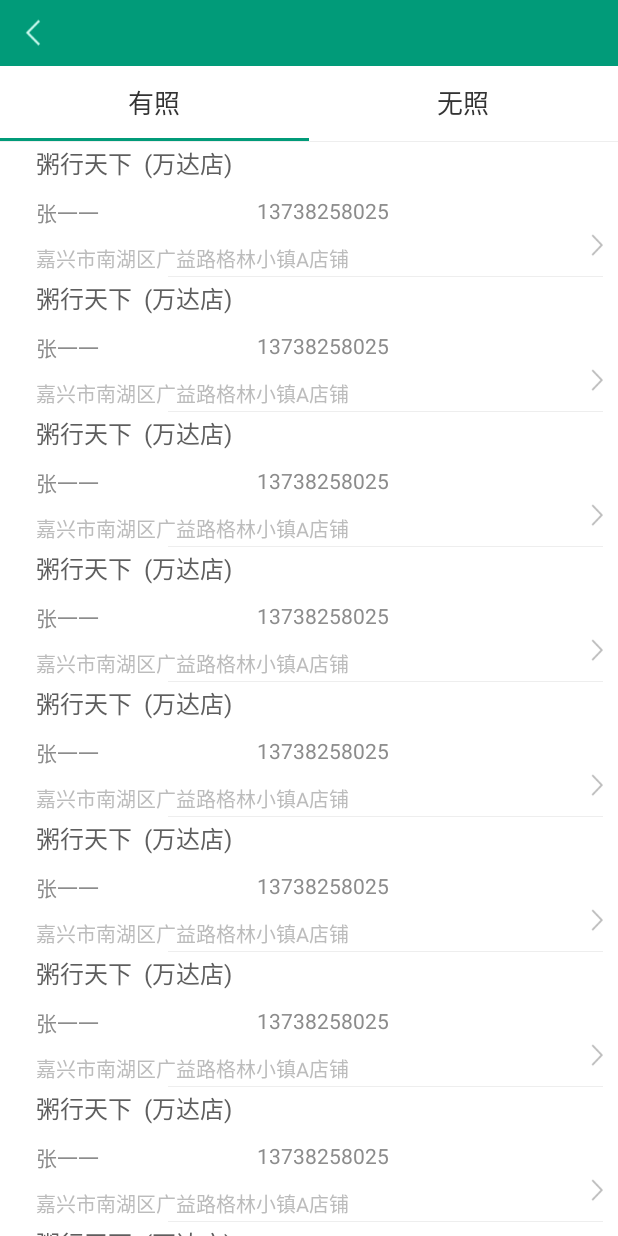
After one commit to jiaxingyigu/JGJ-Android, an Android app: the fragment CompanyNoTitleFragment placed in its activity, on a phone screen of 412 x 824 dp. The commit adds this screen. Run offline under Robolectric (Android 15) with nearby library versions, the phone set to English and light mode, and no system bars; our stand-ins replace ButterKnife.

Commit message:
企业信息列表

```diff
--- a/JGJ-Android/app/build.gradle
+++ b/JGJ-Android/app/build.gradle
@@ -22,7 +22,8 @@ android {
 dependencies {
     compile fileTree(dir: 'libs', include: ['*.jar'])
     testCompile 'junit:junit:4.12'
+    compile project(path: ':commom')
     compile 'com.android.support:appcompat-v7:23.4.0'
     compile 'com.android.support:recyclerview-v7:23.4.0'
-    compile project(path: ':commom')
+    compile 'com.android.support:support-v4:23.4.0'
 }
--- a/JGJ-Android/app/src/main/java/com/yigu/jgj/activity/MainActivity.java
+++ b/JGJ-Android/app/src/main/java/com/yigu/jgj/activity/MainActivity.java
@@ -75,7 +75,7 @@ public class MainActivity extends BaseActivity {
 
                         break;
                     case 2:
-                        ControllerUtil.go2CompanyMessage();
+                        ControllerUtil.go2CompanyList();
                         break;
                     case 3:
 
--- /dev/null
+++ b/JGJ-Android/app/src/main/java/com/yigu/jgj/activity/company/CompanyListActivity.java
@@ -0,0 +1,89 @@
+package com.yigu.jgj.activity.company;
+
+
+import android.os.Bundle;
+import android.support.v4.app.Fragment;
+import android.support.v4.app.FragmentActivity;
+import android.support.v4.app.FragmentManager;
+import android.support.v4.app.FragmentTransaction;
+import android.view.View;
+import android.widget.FrameLayout;
+import android.widget.ImageView;
+import android.widget.LinearLayout;
+import android.widget.TextView;
+
+import com.yigu.jgj.R;
+import com.yigu.jgj.fragment.CompanyFragment;
+import com.yigu.jgj.fragment.CompanyNoTitleFragment;
+
+import butterknife.Bind;
+import butterknife.ButterKnife;
+import butterknife.OnClick;
+
+public class CompanyListActivity extends FragmentActivity implements View.OnClickListener {
+
+    @Bind(R.id.back)
+    ImageView back;
+    @Bind(R.id.tv_center)
+    TextView tvCenter;
+    @Bind(R.id.tv_right)
+    TextView tvRight;
+    @Bind(R.id.iv_right)
+    ImageView ivRight;
+    @Bind(R.id.framelayout)
+    FrameLayout framelayout;
+    @Bind(R.id.title)
+    LinearLayout title;
+    @Bind(R.id.no_title)
+    LinearLayout noTitle;
+    private FragmentManager fragmentManager;
+    public FragmentTransaction transaction;
+    private CompanyFragment companyFragment;
+    private CompanyNoTitleFragment companyNotitleFragment;
+    public Fragment fragment;
+
+    @Override
+    protected void onCreate(Bundle savedInstanceState) {
+        super.onCreate(savedInstanceState);
+        setContentView(R.layout.acitivity_company_list);
+        ButterKnife.bind(this);
+        inti();
+    }
+
+    private void inti() {
+        companyFragment = new CompanyFragment();
+        fragment = companyFragment;
+        fragmentManager = getSupportFragmentManager();
+        transaction = fragmentManager.beginTransaction();
+        transaction.replace(R.id.framelayout, companyFragment);
+        transaction.commit();
+
+
+    }
+
+
+    @OnClick({R.id.back, R.id.title, R.id.no_title})
+    public void onClick(View view) {
+        transaction = fragmentManager.beginTransaction();
+        switch (view.getId()) {
+            case R.id.back:
+                finish();
+                break;
+            case R.id.title:
+                if (companyFragment == null) {
+                    companyFragment = new CompanyFragment();
+                }
+                transaction.replace(R.id.framelayout, companyFragment);
+                transaction.commitAllowingStateLoss();
+                break;
+            case R.id.no_title:
+                if (companyNotitleFragment == null) {
+                    companyNotitleFragment = new CompanyNoTitleFragment();
+                }
+
+                transaction.replace(R.id.framelayout, companyNotitleFragment);
+                transaction.commit();
+                break;
+        }
+    }
+}
--- /dev/null
+++ b/JGJ-Android/app/src/main/java/com/yigu/jgj/adapter/company/CompanyAdapter.java
@@ -0,0 +1,64 @@
+package com.yigu.jgj.adapter.company;
+
+import android.content.Context;
+import android.support.v7.widget.RecyclerView;
+import android.view.LayoutInflater;
+import android.view.View;
+import android.view.ViewGroup;
+import android.widget.RelativeLayout;
+
+import com.yigu.jgj.R;
+import com.yigu.jgj.jgjinterface.RecyOnItemClickListener;
+
+import butterknife.Bind;
+import butterknife.ButterKnife;
+
+/**
+ * Created by brain on 2016/6/22.
+ */
+public class CompanyAdapter extends RecyclerView.Adapter<CompanyAdapter.ViewHolder>{
+    private LayoutInflater inflater;
+
+    private RecyOnItemClickListener onItemClickListener;
+
+    public void setOnItemClickListener(RecyOnItemClickListener onItemClickListener){
+        this.onItemClickListener = onItemClickListener;
+    }
+
+    public CompanyAdapter(Context context) {
+        inflater = LayoutInflater.from(context);
+    }
+
+    @Override
+    public int getItemCount() {
+        return 10;
+    }
+
+    @Override
+    public CompanyAdapter.ViewHolder onCreateViewHolder(ViewGroup parent, int viewType) {
+        return new ViewHolder(inflater.inflate(R.layout.item_company,parent,false));
+    }
+
+    @Override
+    public void onBindViewHolder(CompanyAdapter.ViewHolder holder, int position) {
+        holder.item_daily.setTag(position);
+        holder.item_daily.setOnClickListener(new View.OnClickListener() {
+            @Override
+            public void onClick(View view) {
+                if(null!=onItemClickListener)
+                    onItemClickListener.onItemClick(view,(Integer)view.getTag());
+            }
+        });
+    }
+
+    class ViewHolder extends RecyclerView.ViewHolder{
+        @Bind(R.id.item_daily)
+        RelativeLayout  item_daily;
+        public ViewHolder(View itemView) {
+            super(itemView);
+            ButterKnife.bind(this,itemView);
+        }
+    }
+
+
+}
--- /dev/null
+++ b/JGJ-Android/app/src/main/java/com/yigu/jgj/adapter/company/CompanyNoTitleAdapter.java
@@ -0,0 +1,69 @@
+package com.yigu.jgj.adapter.company;
+
+import android.content.Context;
+import android.support.v7.widget.RecyclerView;
+import android.view.LayoutInflater;
+import android.view.View;
+import android.view.ViewGroup;
+import android.widget.ImageView;
+import android.widget.RelativeLayout;
+
+import com.yigu.jgj.R;
+import com.yigu.jgj.jgjinterface.RecyOnItemClickListener;
+
+import butterknife.Bind;
+import butterknife.ButterKnife;
+
+/**
+ * Created by brain on 2016/6/22.
+ */
+public class CompanyNoTitleAdapter extends RecyclerView.Adapter<CompanyNoTitleAdapter.ViewHolder> {
+
+    private LayoutInflater inflater;
+
+    private RecyOnItemClickListener onItemClickListener;
+
+    public void setOnItemClickListener(RecyOnItemClickListener onItemClickListener) {
+        this.onItemClickListener = onItemClickListener;
+    }
+
+    public CompanyNoTitleAdapter(Context context) {
+        inflater = LayoutInflater.from(context);
+    }
+
+    @Override
+    public int getItemCount() {
+        return 10;
+    }
+
+    @Override
+    public ViewHolder onCreateViewHolder(ViewGroup parent, int viewType) {
+        return new ViewHolder(inflater.inflate(R.layout.item_company, parent, false));
+    }
+
+    @Override
+    public void onBindViewHolder(ViewHolder holder, int position) {
+        holder.item_daily.setTag(position);
+        holder.item_daily.setOnClickListener(new View.OnClickListener() {
+            @Override
+            public void onClick(View view) {
+                if (null != onItemClickListener)
+                    onItemClickListener.onItemClick(view, (Integer) view.getTag());
+            }
+        });
+    }
+
+    class ViewHolder extends RecyclerView.ViewHolder {
+        @Bind(R.id.item_daily)
+        RelativeLayout item_daily;
+        @Bind(R.id.image)
+        ImageView image;
+        public ViewHolder(View itemView) {
+            super(itemView);
+            ButterKnife.bind(this, itemView);
+            image.setVisibility(View.GONE);
+        }
+    }
+
+
+}
--- /dev/null
+++ b/JGJ-Android/app/src/main/java/com/yigu/jgj/fragment/CompanyFragment.java
@@ -0,0 +1,78 @@
+package com.yigu.jgj.fragment;
+
+
+import android.os.Bundle;
+import android.support.v4.app.Fragment;
+import android.support.v7.widget.LinearLayoutManager;
+import android.support.v7.widget.OrientationHelper;
+import android.support.v7.widget.RecyclerView;
+import android.view.LayoutInflater;
+import android.view.View;
+import android.view.ViewGroup;
+
+import com.yigu.jgj.R;
+import com.yigu.jgj.adapter.company.CompanyAdapter;
+import com.yigu.jgj.jgjinterface.RecyOnItemClickListener;
+import com.yigu.jgj.util.ControllerUtil;
+import com.yigu.jgj.widget.BestSwipeRefreshLayout;
+
+import butterknife.Bind;
+import butterknife.ButterKnife;
+
+/**
+ * A simple {@link Fragment} subclass.
+ */
+public class CompanyFragment extends Fragment {
+
+
+    @Bind(R.id.recyclerView)
+    RecyclerView recyclerView;
+    @Bind(R.id.swipeLayout)
+    BestSwipeRefreshLayout swipeLayout;
+
+    CompanyAdapter mAdapter;
+
+    public CompanyFragment() {
+        // Required empty public constructor
+    }
+
+
+    @Override
+    public View onCreateView(LayoutInflater inflater, ViewGroup container,
+                             Bundle savedInstanceState) {
+        View view = inflater.inflate(R.layout.fragment_company_list, null);
+        ButterKnife.bind(this, view);
+        inti();
+        return view;
+    }
+
+    private void inti() {
+        LinearLayoutManager manager = new LinearLayoutManager(getActivity());
+        manager.setOrientation(OrientationHelper.VERTICAL);
+        recyclerView.setLayoutManager(manager);
+        mAdapter = new CompanyAdapter(getActivity());
+        recyclerView.setAdapter(mAdapter);
+        initListener();
+    }
+
+    private void initListener() {
+        mAdapter.setOnItemClickListener(new RecyOnItemClickListener() {
+            @Override
+            public void onItemClick(View view, int position) {
+                ControllerUtil.go2CompanyMessage();
+            }
+        });
+        swipeLayout.setBestRefreshListener(new BestSwipeRefreshLayout.BestRefreshListener() {
+            @Override
+            public void onBestRefresh() {
+                swipeLayout.setRefreshing(false);
+            }
+        });
+    }
+
+    @Override
+    public void onDestroyView() {
+        super.onDestroyView();
+        ButterKnife.unbind(this);
+    }
+}
--- /dev/null
+++ b/JGJ-Android/app/src/main/java/com/yigu/jgj/fragment/CompanyNoTitleFragment.java
@@ -0,0 +1,79 @@
+package com.yigu.jgj.fragment;
+
+
+import android.os.Bundle;
+import android.support.v4.app.Fragment;
+import android.support.v7.widget.LinearLayoutManager;
+import android.support.v7.widget.OrientationHelper;
+import android.support.v7.widget.RecyclerView;
+import android.view.LayoutInflater;
+import android.view.View;
+import android.view.ViewGroup;
+
+import com.yigu.jgj.R;
+import com.yigu.jgj.adapter.company.CompanyAdapter;
+import com.yigu.jgj.adapter.company.CompanyNoTitleAdapter;
+import com.yigu.jgj.jgjinterface.RecyOnItemClickListener;
+import com.yigu.jgj.util.ControllerUtil;
+import com.yigu.jgj.widget.BestSwipeRefreshLayout;
+
+import butterknife.Bind;
+import butterknife.ButterKnife;
+
+/**
+ * A simple {@link Fragment} subclass.
+ */
+public class CompanyNoTitleFragment extends Fragment {
+
+
+    @Bind(R.id.recyclerView)
+    RecyclerView recyclerView;
+    @Bind(R.id.swipeLayout)
+    BestSwipeRefreshLayout swipeLayout;
+
+    CompanyNoTitleAdapter mAdapter;
+
+    public CompanyNoTitleFragment() {
+        // Required empty public constructor
+    }
+
+
+    @Override
+    public View onCreateView(LayoutInflater inflater, ViewGroup container,
+                             Bundle savedInstanceState) {
+        View view = inflater.inflate(R.layout.fragment_company_list, null);
+        ButterKnife.bind(this, view);
+        inti();
+        return view;
+    }
+
+    private void inti() {
+        LinearLayoutManager manager = new LinearLayoutManager(getActivity());
+        manager.setOrientation(OrientationHelper.VERTICAL);
+        recyclerView.setLayoutManager(manager);
+        mAdapter = new CompanyNoTitleAdapter(getActivity());
+        recyclerView.setAdapter(mAdapter);
+        initListener();
+    }
+
+    private void initListener() {
+        mAdapter.setOnItemClickListener(new RecyOnItemClickListener() {
+            @Override
+            public void onItemClick(View view, int position) {
+                ControllerUtil.go2CompanyMessage();
+            }
+        });
+        swipeLayout.setBestRefreshListener(new BestSwipeRefreshLayout.BestRefreshListener() {
+            @Override
+            public void onBestRefresh() {
+                swipeLayout.setRefreshing(false);
+            }
+        });
+    }
+
+    @Override
+    public void onDestroyView() {
+        super.onDestroyView();
+        ButterKnife.unbind(this);
+    }
+}
--- a/JGJ-Android/app/src/main/java/com/yigu/jgj/util/ControllerUtil.java
+++ b/JGJ-Android/app/src/main/java/com/yigu/jgj/util/ControllerUtil.java
@@ -3,6 +3,7 @@ package com.yigu.jgj.util;
 import android.content.Intent;
 
 import com.yigu.jgj.activity.company.CompanyAddActivity;
+import com.yigu.jgj.activity.company.CompanyListActivity;
 import com.yigu.jgj.activity.company.CompanyMessageActivity;
 import com.yigu.jgj.activity.daily.DailyActivity;
 import com.yigu.jgj.activity.daily.DailySecondActivity;
@@ -29,7 +30,11 @@ public class ControllerUtil {
         intent.addFlags(Intent.FLAG_ACTIVITY_NEW_TASK);
         AppContext.getInstance().startActivity(intent);
     }
-
+    public static void go2CompanyList() {
+        Intent intent = new Intent(AppContext.getInstance(), CompanyListActivity.class);
+        intent.addFlags(Intent.FLAG_ACTIVITY_NEW_TASK);
+        AppContext.getInstance().startActivity(intent);
+    }
     public static void go2CompanyMessage() {
         Intent intent = new Intent(AppContext.getInstance(), CompanyMessageActivity.class);
         intent.addFlags(Intent.FLAG_ACTIVITY_NEW_TASK);
--- /dev/null
+++ b/JGJ-Android/app/src/main/res/drawable/line_green.xml
@@ -0,0 +1,6 @@
+<?xml version="1.0" encoding="utf-8"?>
+<shape xmlns:android="http://schemas.android.com/apk/res/android"
+    android:shape="rectangle">
+    <stroke android:color="@color/jgj_green"
+        android:width="2dp"/>
+</shape>
--- /dev/null
+++ b/JGJ-Android/app/src/main/res/layout/acitivity_company_list.xml
@@ -0,0 +1,16 @@
+<?xml version="1.0" encoding="utf-8"?>
+<LinearLayout xmlns:android="http://schemas.android.com/apk/res/android"
+    android:layout_width="match_parent"
+    android:layout_height="match_parent"
+    android:orientation="vertical">
+<include layout="@layout/lay_header"/>
+    <include layout="@layout/tab_company"/>
+    <FrameLayout
+        android:id="@+id/framelayout"
+        android:layout_width="match_parent"
+        android:layout_height="0dp"
+        android:layout_weight="1">
+
+    </FrameLayout>
+
+</LinearLayout>
--- /dev/null
+++ b/JGJ-Android/app/src/main/res/layout/fragment_company_list.xml
@@ -0,0 +1,23 @@
+<?xml version="1.0" encoding="utf-8"?>
+<LinearLayout xmlns:android="http://schemas.android.com/apk/res/android"
+    android:layout_width="match_parent"
+    android:layout_height="match_parent"
+    android:orientation="vertical">
+    <View
+        android:layout_width="match_parent"
+        android:layout_height="0.5dp"
+        android:background="@color/divider_line"
+        />
+
+    <com.yigu.jgj.widget.BestSwipeRefreshLayout
+        android:id="@+id/swipeLayout"
+        android:layout_width="match_parent"
+        android:layout_height="wrap_content"
+        >
+        <android.support.v7.widget.RecyclerView
+            android:id="@+id/recyclerView"
+            android:layout_width="match_parent"
+            android:layout_height="match_parent"/>
+
+    </com.yigu.jgj.widget.BestSwipeRefreshLayout>
+</LinearLayout>
--- /dev/null
+++ b/JGJ-Android/app/src/main/res/layout/item_company.xml
@@ -0,0 +1,98 @@
+<?xml version="1.0" encoding="utf-8"?>
+<RelativeLayout xmlns:android="http://schemas.android.com/apk/res/android"
+    android:orientation="vertical" android:layout_width="match_parent"
+    android:layout_height="90dp"
+    android:background="@android:color/white"
+    android:id="@+id/item_daily"
+    android:clickable="true"
+    >
+
+    <ImageView
+        android:id="@+id/image"
+        android:layout_width="wrap_content"
+        android:layout_height="wrap_content"
+        android:src="@mipmap/canteen"
+        android:layout_marginLeft="@dimen/margin_10dp"
+        android:layout_centerVertical="true"
+        />
+
+    <LinearLayout
+        android:layout_width="280dp"
+        android:layout_height="wrap_content"
+        android:orientation="vertical"
+        android:layout_toRightOf="@+id/image"
+        android:layout_marginLeft="@dimen/margin_3"
+        android:layout_centerVertical="true"
+        >
+
+
+        <TextView
+            style="@style/textViewBigStyle_dark"
+            android:layout_width="wrap_content"
+            android:layout_height="0dp"
+            android:layout_weight="1"
+            android:text="粥行天下  (万达店)"
+            android:gravity="center_vertical"
+            />
+
+        <RelativeLayout
+            android:layout_width="wrap_content"
+            android:layout_height="0dp"
+            android:layout_weight="1"
+            android:layout_marginTop="@dimen/margin_10dp"
+            android:gravity="center_vertical"
+            >
+
+            <TextView
+                style="@style/textViewStyle_middle"
+                android:id="@+id/name"
+                android:layout_width="80dp"
+                android:layout_height="wrap_content"
+                android:text="张一一"
+                />
+
+            <TextView
+                style="@style/textViewStyle_middle"
+                android:id="@+id/phone"
+                android:layout_width="wrap_content"
+                android:layout_height="wrap_content"
+                android:text="13738258025"
+                android:layout_toRightOf="@+id/name"
+                android:layout_marginLeft="67dp"
+                />
+
+        </RelativeLayout>
+
+        <TextView
+            style="@style/textViewSmallStyle_light"
+            android:layout_width="wrap_content"
+            android:layout_height="0dp"
+            android:layout_weight="1"
+            android:text="嘉兴市南湖区广益路格林小镇A店铺"
+            android:layout_marginTop="@dimen/margin_10dp"
+            android:gravity="center_vertical"
+            />
+
+
+    </LinearLayout>
+
+    <ImageView
+        android:layout_width="wrap_content"
+        android:layout_height="wrap_content"
+        android:src="@mipmap/right"
+        android:layout_alignParentBottom="true"
+        android:layout_alignParentRight="true"
+        android:layout_marginRight="@dimen/margin_10dp"
+        android:layout_marginBottom="13dp"
+        />
+
+    <View
+        android:layout_width="290dp"
+        android:layout_height="0.5dp"
+        android:layout_alignParentRight="true"
+        android:layout_alignParentBottom="true"
+        android:background="@color/divider_line"
+        android:layout_marginRight="@dimen/margin_10dp"
+        />
+
+</RelativeLayout>
--- /dev/null
+++ b/JGJ-Android/app/src/main/res/layout/tab_company.xml
@@ -0,0 +1,44 @@
+<?xml version="1.0" encoding="utf-8"?>
+<LinearLayout xmlns:android="http://schemas.android.com/apk/res/android"
+    android:layout_width="match_parent"
+    android:layout_height="wrap_content"
+    android:orientation="horizontal">
+    <LinearLayout
+        android:id="@+id/title"
+        android:layout_width="0dp"
+        android:layout_height="wrap_content"
+        android:layout_weight="1"
+        android:orientation="vertical">
+    <TextView
+        android:layout_width="match_parent"
+        android:layout_height="48dp"
+        android:text="有照"
+        android:textColor="@color/jgj_black"
+        android:textSize="@dimen/text_big_x"
+        android:gravity="center" />
+        <View
+            android:layout_width="match_parent"
+            android:layout_height="2dp"
+            android:background="@color/jgj_green"/>
+    </LinearLayout>
+
+    <LinearLayout
+        android:id="@+id/no_title"
+        android:layout_width="0dp"
+        android:layout_height="wrap_content"
+        android:layout_weight="1"
+        android:orientation="vertical">
+        <TextView
+            android:layout_width="match_parent"
+            android:layout_height="48dp"
+            android:text="无照"
+            android:textColor="@color/jgj_black"
+            android:textSize="@dimen/text_big_x"
+            android:gravity="center" />
+        <View
+            android:layout_width="match_parent"
+            android:layout_height="2dp"
+            android:background="@color/jgj_green"
+            android:visibility="gone"/>
+    </LinearLayout>
+</LinearLayout>
--- a/JGJ-Android/app/src/main/res/values/strings.xml
+++ b/JGJ-Android/app/src/main/res/values/strings.xml
@@ -1,4 +1,7 @@
 <resources>
     <string name="app_name">JGJ-Android</string>
     <string name="main_title">食品安全监管</string>
+
+    <!-- TODO: Remove or change this placeholder text -->
+    <string name="hello_blank_fragment">Hello blank fragment</string>
 </resources>
```
Also changed, not shown: JGJ-Android/app/src/main/AndroidManifest.xml (+7 -4 lines).
